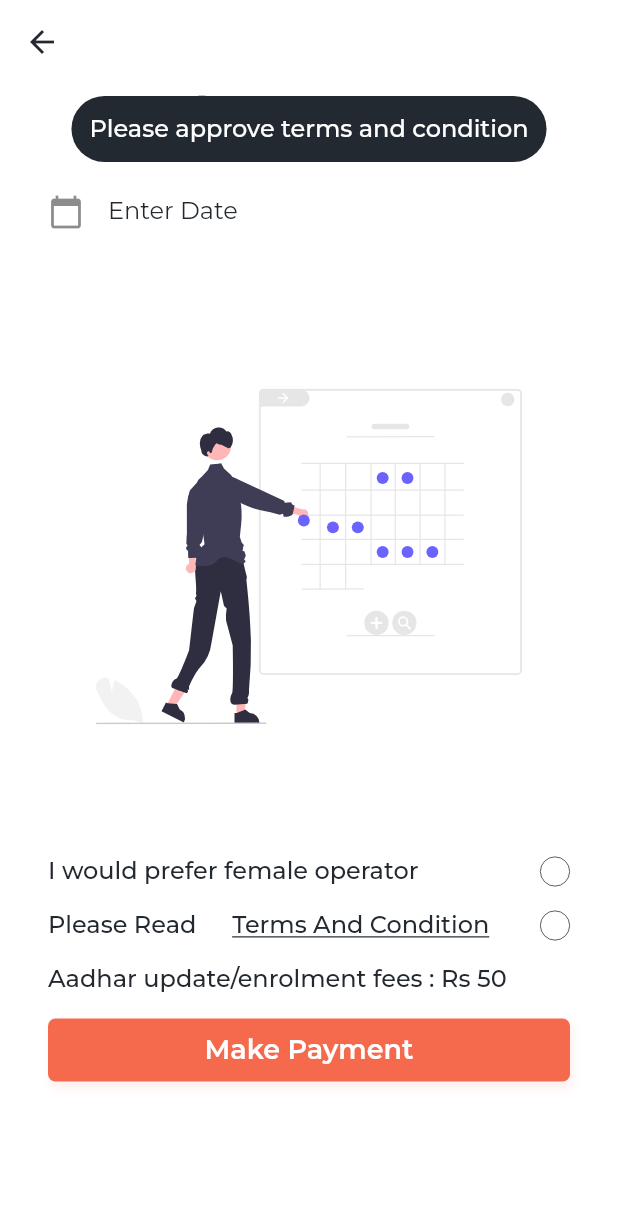
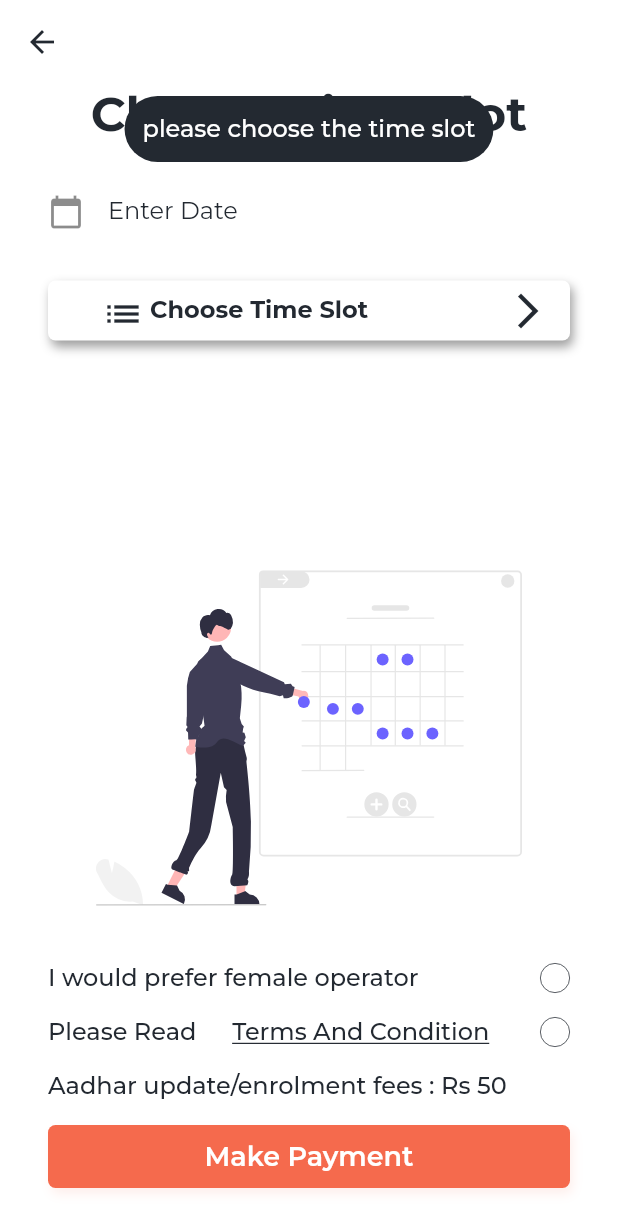
Before and after one commit to TheLameOne/meri_id, a Flutter app: the ChooseTimeSlot screen opened directly with empty values, after a tap on "Make Payment", on a phone screen of 412 x 824 dp. Shown: the top 1231 px of the screen. Run offline on Flutter 3.47's test engine with Material 2 defaults, Android fonts, the phone set to English and light mode, and no system bars; drawn by our look-alikes of dropdown_button2; our stand-ins replace firebase_core, firebase_storage, flutter_html, flutter_svg, fluttertoast, google_fonts and 8 more; missing offline and left inert: dart:ffi, flutter_google_places, flutter_polyline_points, google_api_headers, google_maps_webservice, kommunicate_flutter and 1 more; accounts and stored records are empty; network calls fail.

Commit message:
stable 4

```diff
--- a/lib/main.dart
+++ b/lib/main.dart
@@ -40,7 +40,7 @@
             primaryColor: Colors.white,
             textTheme:
                 GoogleFonts.montserratTextTheme(Theme.of(context).textTheme)),
-        initialRoute: FirstPage.routeNamed,
+        initialRoute: SplashPage.routeNamed,
         routes: {
           SplashPage.routeNamed: (BuildContext context) => SplashPage(),
           FirstPage.routeNamed: (BuildContext context) => FirstPage(),
--- a/lib/model/Booking.dart
+++ b/lib/model/Booking.dart
@@ -7,6 +7,13 @@
   late String? slot_date;
   late List<Friends>? friends;
   late Payment? payment;
-  late String preference="male";
-  Booking({this.address, this.slot_date, this.friends, this.payment , this.preference = "male"});
+  late String preference = "male";
+  late String? slot_time;
+  Booking(
+      {this.address,
+      this.slot_date,
+      this.friends,
+      this.payment,
+      this.preference = "male" ,
+      this.slot_time});
 }
--- a/lib/presentation/features/ChooseTimeSlot.dart
+++ b/lib/presentation/features/ChooseTimeSlot.dart
@@ -1,5 +1,6 @@
 import 'dart:convert';
 
+import 'package:dropdown_button2/dropdown_button2.dart';
 import 'package:flutter/material.dart';
 import 'package:flutter/services.dart';
 import 'package:flutter_svg/svg.dart';
@@ -31,6 +32,7 @@
 
   bool _language = true;
   TextEditingController dateInput = TextEditingController();
+  String? selectedValue = null;
 
   @override
   void initState() {
@@ -75,7 +77,6 @@
         'wallets': ['paytm']
       }
     };
-
     try {
       _razorpay.open(options);
     } catch (e) {
@@ -118,6 +119,84 @@
     _razorpay.clear();
   }
 
+  final List<String> items = [
+    ('9:00 AM - 12:00 PM'),
+    ('12:00 PM - 3:00 PM'),
+    ('3:00 PM - 6:00 PM')
+  ];
+
+  Widget dropDownWidget() {
+    return DropdownButtonHideUnderline(
+      child: DropdownButton2(
+        isExpanded: true,
+        hint: Padding(
+          padding: const EdgeInsets.all(8.0),
+          child: Row(
+            children: [
+              const Icon(
+                Icons.list,
+                size: 28,
+                color: Styles.blackColor,
+              ),
+              const SizedBox(
+                width: 4,
+              ),
+              Expanded(
+                child: Text(
+                  "Choose Time Slot",
+                  style: const TextStyle(
+                    fontSize: 16,
+                    fontWeight: FontWeight.bold,
+                    color: Styles.blackColor,
+                  ),
+                  overflow: TextOverflow.ellipsis,
+                ),
+              ),
+            ],
+          ),
+        ),
+        items: items
+            .map((item) => DropdownMenuItem<String>(
+                value: item, child: CustomText.smallText(item)))
+            .toList(),
+        value: selectedValue,
+        onChanged: (value) {
+          setState(() {
+            selectedValue = value as String;
+          });
+        },
+        icon: const Icon(
+          Icons.arrow_forward_ios,
+          size: 28,
+          color: Styles.blackColor,
+        ),
+        iconSize: 14,
+        iconEnabledColor: Styles.grayColor,
+        iconDisabledColor: Colors.grey,
+        buttonPadding: const EdgeInsets.only(left: 14, right: 14),
+        buttonDecoration: BoxDecoration(
+            borderRadius: BorderRadius.circular(5),
+            color: Colors.white,
+            boxShadow: const [
+              BoxShadow(color: Colors.grey, blurRadius: 5, offset: Offset(2, 4))
+            ]),
+        buttonElevation: 2,
+        itemHeight: 40,
+        itemPadding: const EdgeInsets.only(left: 14, right: 14),
+        dropdownPadding: const EdgeInsets.symmetric(horizontal: 0),
+        dropdownDecoration: BoxDecoration(
+            borderRadius: BorderRadius.circular(5),
+            color: Colors.white,
+            boxShadow: const [
+              BoxShadow(color: Colors.grey, blurRadius: 5, offset: Offset(2, 4))
+            ]),
+        dropdownElevation: 8,
+        scrollbarRadius: const Radius.circular(10),
+        offset: const Offset(-20, 0),
+      ),
+    );
+  }
+
   bool _term = false;
   @override
   Widget build(BuildContext context) {
@@ -130,19 +209,15 @@
             foregroundColor: Styles.blackColor,
             elevation: 0,
           ),
-          body: SingleChildScrollView(
-              child: Container(
+          body: Container(
               color: Styles.backgroundColor,
-                  padding:
-                      const EdgeInsets.only(left: 32, right: 32, bottom: 32),
+              padding: const EdgeInsets.only(left: 32, right: 32, bottom: 32),
               child: Column(
-                    mainAxisAlignment: MainAxisAlignment.spaceAround,
+                mainAxisAlignment: MainAxisAlignment.spaceBetween,
                 children: [
                   Column(
                     children: [
-                          CustomText.xLargeText((_language)
-                              ? StringValues.chooseDay.english
-                              : StringValues.chooseDay.hindi),
+                      CustomText.xLargeText("Choose Time Slot"),
                       const SizedBox(
                         height: 16,
                       ),
@@ -159,15 +234,12 @@
                             border: InputBorder.none,
                             labelStyle: GoogleFonts.montserrat(
                                 textStyle: const TextStyle(
-                                        fontSize: 16,
-                                        color: Styles.blackColor)),
+                                    fontSize: 16, color: Styles.blackColor)),
                             hintStyle: GoogleFonts.montserrat(
                               textStyle: const TextStyle(
                                   fontSize: 16, color: Styles.blackColor),
                             ),
                           ),
-
-
                           readOnly: true,
                           onTap: () async {
                             DateTime? pickedDate = await showDatePicker(
@@ -183,8 +255,7 @@
                                   child: child!,
                                   data: Theme.of(context).copyWith(
                                     colorScheme: ColorScheme.light(
-                                          primary:
-                                              Styles.redColor, // <-- SEE HERE
+                                      primary: Styles.redColor, // <-- SEE HERE
                                       onPrimary: Styles
                                           .backgroundColor, // <-- SEE HERE
                                       onSurface:
@@ -205,8 +276,7 @@
                               print(
                                   pickedDate); //pickedDate output format => 2021-03-10 00:00:00.000
                               String formattedDate =
-                                      DateFormat('yyyy-MM-dd')
-                                          .format(pickedDate);
+                                  DateFormat('yyyy-MM-dd').format(pickedDate);
                               print(
                                   formattedDate); //formatted date output using intl package =>  2021-03-16
                               setState(() {
@@ -217,12 +287,18 @@
                               });
                             } else {}
                           }),
+                      SizedBox(
+                        height: 16,
+                      ),
+                      if (widget.booking.slot_date != null) dropDownWidget(),
                     ],
                   ),
+                  Column(
+                    children: [
                       Padding(
                         padding: const EdgeInsets.symmetric(horizontal: 32),
                         child: SizedBox(
-                            height: 400,
+                            height: 300,
                             child: SvgPicture.asset('assets/images/date.svg')),
                       ),
                       Row(
@@ -268,7 +344,8 @@
                           CustomText.smallText("Please Read"),
                           InkWell(
                             onTap: () {
-                              launchUrl(Uri.parse("https://admin-meriid.web.app/user/guidelines"));
+                              launchUrl(Uri.parse(
+                                  "https://admin-meriid.web.app/user/guidelines"));
                             },
                             child: Text("Terms And Condition",
                                 style: GoogleFonts.montserrat(
@@ -276,8 +353,7 @@
                                         decoration: TextDecoration.underline,
                                         fontSize: 16,
                                         color: Styles.blackColor,
-                                        fontWeight: FontWeight.w500
-                                        ))),
+                                        fontWeight: FontWeight.w500))),
                           ),
                           InkWell(
                             onTap: () {
@@ -325,14 +401,21 @@
                               (_language) ? "Make Payment" : "भुगतान करना",
                           containerColor: Styles.redColor,
                           onTap: () {
-                            if (_term == false)
+                            if (selectedValue == null) {
+                              errorToast(
+                                  "please choose the time slot", context);
+                            } else if (_term == false)
                               errorToast("Please approve terms and condition",
                                   context);
-                            else
+                            else {
+                              widget.booking.slot_time = selectedValue;
                               openCheckout();
+                            }
                           })
                     ],
-                  )))),
+                  ),
+                ],
+              ))),
     );
   }
 }
--- a/lib/services/ApiService.dart
+++ b/lib/services/ApiService.dart
@@ -179,6 +179,7 @@
         'longitude': booking.address?.longitude
       },
       'slot_date': booking.slot_date,
+      'slot_time' : booking.slot_time,
       'preference': booking.preference,
       'friends': [
         {
@@ -278,7 +279,7 @@
         opLong: body["data"]["operator"]["lng"],
         bookLat: body["data"]["booking"]["lat"],
         bookLong: body["data"]["booking"]["lng"],
-        // gender: body["data"]["gender"],
+        gender: body["data"]["gender"],
       );
     }
     return Loc();
```
Lines whose indentation alone changed are shown as unchanged.
